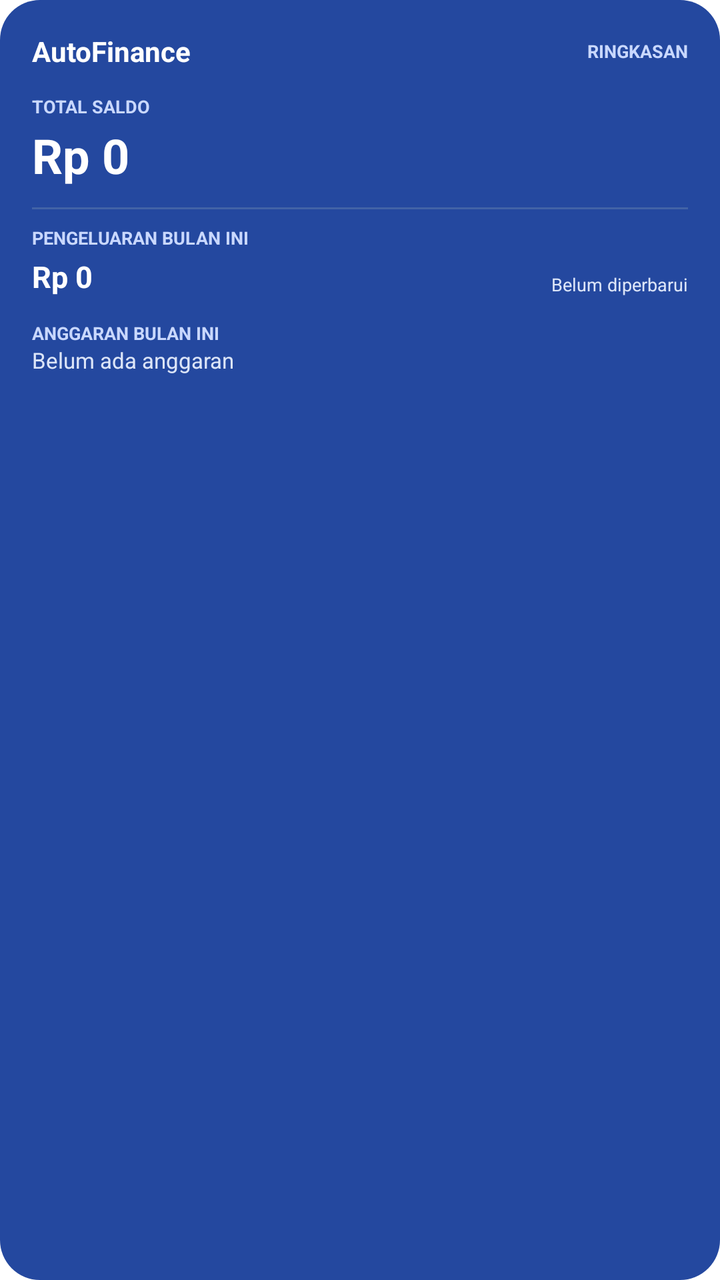
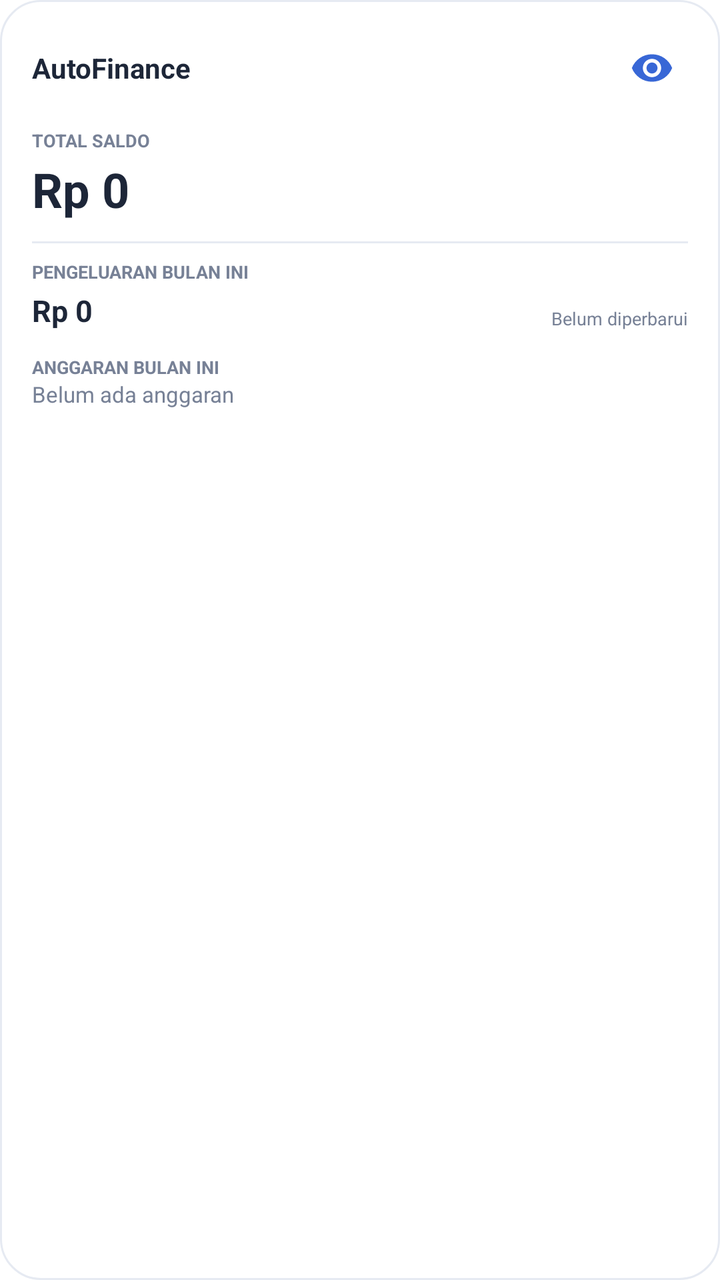

The first picture is an Android layout as it rendered before a commit; the second is the same layout after the commit. The layout source and the unified diff follow.
<!-- AndroidManifest.xml: fallback theme Theme.MaterialComponents.DayNight.NoActionBar -->
<!-- res/layout/finance_widget.xml -->
<?xml version="1.0" encoding="utf-8"?>
<LinearLayout xmlns:android="http://schemas.android.com/apk/res/android"
    android:id="@+id/widget_root"
    android:layout_width="match_parent"
    android:layout_height="match_parent"
    android:background="@drawable/finance_widget_background"
    android:orientation="vertical"
    android:padding="16dp">

    <LinearLayout
        android:layout_width="match_parent"
        android:layout_height="wrap_content"
        android:gravity="center_vertical"
        android:orientation="horizontal">

        <TextView
            android:layout_width="0dp"
            android:layout_height="wrap_content"
            android:layout_weight="1"
            android:text="AutoFinance"
            android:textColor="#FFFFFF"
            android:textSize="14sp"
            android:textStyle="bold" />

        <TextView
            android:layout_width="wrap_content"
            android:layout_height="wrap_content"
            android:text="RINGKASAN"
            android:textColor="#C9D8FF"
            android:textSize="9sp"
            android:textStyle="bold" />
    </LinearLayout>

    <TextView
        android:layout_width="wrap_content"
        android:layout_height="wrap_content"
        android:layout_marginTop="12dp"
        android:text="TOTAL SALDO"
        android:textColor="#C9D8FF"
        android:textSize="9sp"
        android:textStyle="bold" />

    <TextView
        android:id="@+id/widget_total_balance"
        android:layout_width="match_parent"
        android:layout_height="wrap_content"
        android:layout_marginTop="2dp"
        android:ellipsize="end"
        android:maxLines="1"
        android:text="Rp 0"
        android:textColor="#FFFFFF"
        android:textSize="24sp"
        android:textStyle="bold" />

    <TextView
        android:layout_width="match_parent"
        android:layout_height="1dp"
        android:layout_marginTop="10dp"
        android:layout_marginBottom="8dp"
        android:text=""
        android:background="#4263A6" />

    <LinearLayout
        android:layout_width="match_parent"
        android:layout_height="wrap_content"
        android:gravity="center_vertical"
        android:orientation="horizontal">

        <LinearLayout
            android:layout_width="0dp"
            android:layout_height="wrap_content"
            android:layout_weight="1"
            android:orientation="vertical">

            <TextView
                android:layout_width="wrap_content"
                android:layout_height="wrap_content"
                android:text="PENGELUARAN BULAN INI"
                android:textColor="#C9D8FF"
                android:textSize="9sp"
                android:textStyle="bold" />

            <TextView
                android:id="@+id/widget_monthly_expense"
                android:layout_width="wrap_content"
                android:layout_height="wrap_content"
                android:layout_marginTop="3dp"
                android:ellipsize="end"
                android:maxLines="1"
                android:text="Rp 0"
                android:textColor="#FFFFFF"
                android:textSize="15sp"
                android:textStyle="bold" />
        </LinearLayout>

        <TextView
            android:id="@+id/widget_updated_at"
            android:layout_width="wrap_content"
            android:layout_height="wrap_content"
            android:layout_gravity="bottom"
            android:text="Belum diperbarui"
            android:textColor="#DCE5F8"
            android:textSize="9sp" />
    </LinearLayout>

    <TextView
        android:layout_width="wrap_content"
        android:layout_height="wrap_content"
        android:layout_marginTop="12dp"
        android:text="ANGGARAN BULAN INI"
        android:textColor="#C9D8FF"
        android:textSize="9sp"
        android:textStyle="bold" />

    <TextView
        android:id="@+id/widget_budget_empty"
        android:layout_width="match_parent"
        android:layout_height="0dp"
        android:layout_weight="1"
        android:text="Belum ada anggaran"
        android:textColor="#DCE5F8"
        android:textSize="11sp" />

    <ListView
        android:id="@+id/widget_budget_list"
        android:layout_width="match_parent"
        android:layout_height="0dp"
        android:layout_weight="1"
        android:divider="#4263A6"
        android:dividerHeight="1dp"
        android:fadeScrollbars="true"
        android:scrollbars="vertical" />
</LinearLayout>
<!-- resources referenced by this layout -->
<resources>
  <!-- drawable finance_widget_background (drawable) -->
  <?xml version="1.0" encoding="utf-8"?>
  <shape xmlns:android="http://schemas.android.com/apk/res/android">
      <solid android:color="#24489F" />
      <corners android:radius="20dp" />
  </shape>
</resources>

<!-- the commit's change to res/layout/finance_widget.xml (unified diff, before → after) -->
@@ -18,17 +18,19 @@
             android:layout_height="wrap_content"
             android:layout_weight="1"
             android:text="AutoFinance"
-            android:textColor="#FFFFFF"
+            android:textColor="#1D2638"
             android:textSize="14sp"
             android:textStyle="bold" />
 
-        <TextView
-            android:layout_width="wrap_content"
-            android:layout_height="wrap_content"
-            android:text="RINGKASAN"
-            android:textColor="#C9D8FF"
-            android:textSize="9sp"
-            android:textStyle="bold" />
+        <ImageView
+            android:id="@+id/widget_toggle_visibility"
+            android:layout_width="36dp"
+            android:layout_height="36dp"
+            android:background="?android:attr/selectableItemBackgroundBorderless"
+            android:contentDescription="Sembunyikan saldo"
+            android:padding="7dp"
+            android:src="@drawable/ic_widget_visibility"
+            android:tint="#3867D6" />
     </LinearLayout>
 
     <TextView
@@ -36,7 +38,7 @@
         android:layout_height="wrap_content"
         android:layout_marginTop="12dp"
         android:text="TOTAL SALDO"
-        android:textColor="#C9D8FF"
+        android:textColor="#778196"
         android:textSize="9sp"
         android:textStyle="bold" />
 
@@ -48,7 +50,7 @@
         android:ellipsize="end"
         android:maxLines="1"
         android:text="Rp 0"
-        android:textColor="#FFFFFF"
+        android:textColor="#1D2638"
         android:textSize="24sp"
         android:textStyle="bold" />
 
@@ -58,7 +60,7 @@
         android:layout_marginTop="10dp"
         android:layout_marginBottom="8dp"
         android:text=""
-        android:background="#4263A6" />
+        android:background="#E6EAF2" />
 
     <LinearLayout
         android:layout_width="match_parent"
@@ -76,7 +78,7 @@
                 android:layout_width="wrap_content"
                 android:layout_height="wrap_content"
                 android:text="PENGELUARAN BULAN INI"
-                android:textColor="#C9D8FF"
+                android:textColor="#778196"
                 android:textSize="9sp"
                 android:textStyle="bold" />
 
@@ -88,7 +90,7 @@
                 android:ellipsize="end"
                 android:maxLines="1"
                 android:text="Rp 0"
-                android:textColor="#FFFFFF"
+                android:textColor="#1D2638"
                 android:textSize="15sp"
                 android:textStyle="bold" />
         </LinearLayout>
@@ -99,7 +101,7 @@
             android:layout_height="wrap_content"
             android:layout_gravity="bottom"
             android:text="Belum diperbarui"
-            android:textColor="#DCE5F8"
+            android:textColor="#778196"
             android:textSize="9sp" />
     </LinearLayout>
 
@@ -108,7 +110,7 @@
         android:layout_height="wrap_content"
         android:layout_marginTop="12dp"
         android:text="ANGGARAN BULAN INI"
-        android:textColor="#C9D8FF"
+        android:textColor="#778196"
         android:textSize="9sp"
         android:textStyle="bold" />
 
@@ -118,7 +120,7 @@
         android:layout_height="0dp"
         android:layout_weight="1"
         android:text="Belum ada anggaran"
-        android:textColor="#DCE5F8"
+        android:textColor="#778196"
         android:textSize="11sp" />
 
     <ListView
@@ -126,7 +128,7 @@
         android:layout_width="match_parent"
         android:layout_height="0dp"
         android:layout_weight="1"
-        android:divider="#4263A6"
+        android:divider="#E6EAF2"
         android:dividerHeight="1dp"
         android:fadeScrollbars="true"
         android:scrollbars="vertical" />
<!-- resource entries referenced after the edit -->
@@ -3,8 +3,19 @@
   <!-- drawable finance_widget_background (drawable) -->
   <?xml version="1.0" encoding="utf-8"?>
   <shape xmlns:android="http://schemas.android.com/apk/res/android">
-      <solid android:color="#24489F" />
+      <solid android:color="#FFFFFF" />
+      <stroke android:width="1dp" android:color="#E6EAF2" />
       <corners android:radius="20dp" />
   </shape>
+  <!-- drawable ic_widget_visibility (drawable) -->
+  <vector xmlns:android="http://schemas.android.com/apk/res/android"
+      android:width="24dp"
+      android:height="24dp"
+      android:viewportWidth="24"
+      android:viewportHeight="24">
+      <path
+          android:fillColor="#FF000000"
+          android:pathData="M12,4.5C7,4.5 2.73,7.61 1,12c1.73,4.39 6,7.5 11,7.5s9.27,-3.11 11,-7.5C21.27,7.61 17,4.5 12,4.5zM12,17c-2.76,0 -5,-2.24 -5,-5s2.24,-5 5,-5 5,2.24 5,5 -2.24,5 -5,5zM12,9c-1.66,0 -3,1.34 -3,3s1.34,3 3,3 3,-1.34 3,-3 -1.34,-3 -3,-3z" />
+  </vector>
 </resources>
 
